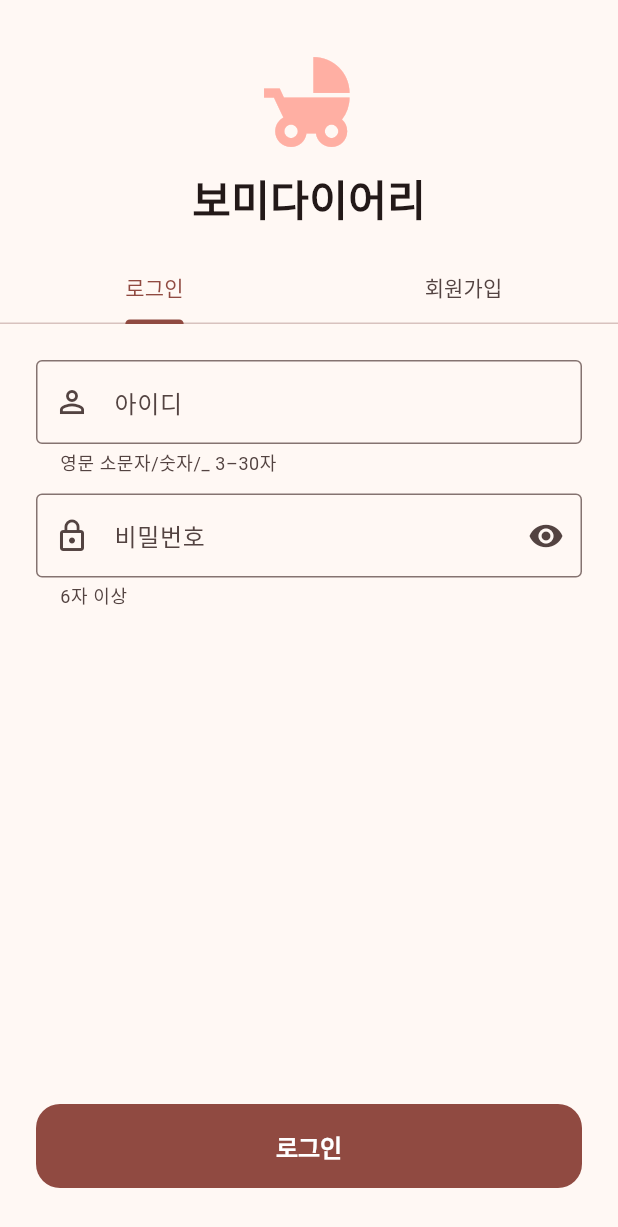
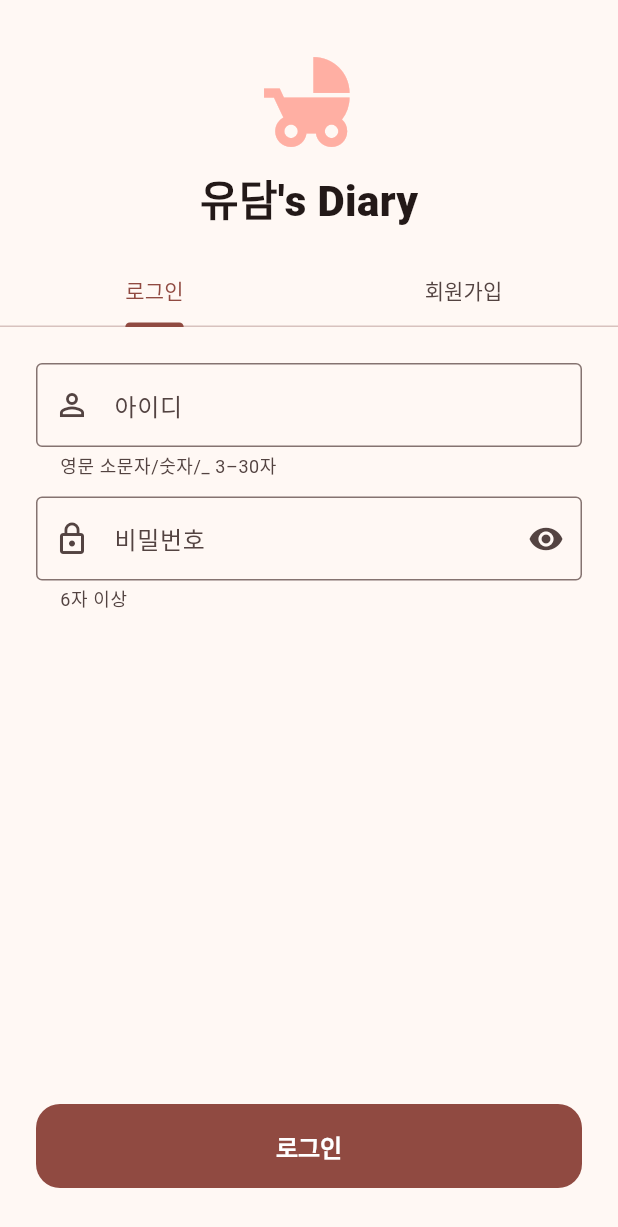
Before and after one commit to jya1park/BodmeDiary, a Flutter app: the screen it shows after launch, on a phone screen of 412 x 824 dp. Shown: the top 1227 px of the screen. Run offline on Flutter 3.47's test engine with Material 3 defaults, Android fonts, the phone set to English and light mode, and no system bars; our stand-ins replace cloud_firestore, cloud_functions, firebase_auth, firebase_core, firebase_crashlytics, fl_chart and 5 more; missing offline and left inert: firebase_app_check; accounts and stored records are empty; Roboto replaces fonts that are missing (NotoSansKR).

Commit message:
로그인 화면 타이틀을 "유담's Diary" 로 변경

```diff
--- a/lib/features/auth/presentation/sign_in_screen.dart
+++ b/lib/features/auth/presentation/sign_in_screen.dart
@@ -33,7 +33,7 @@ class _SignInScreenState extends ConsumerState<SignInScreen>
                 size: 72, color: Color(0xFFFFAFA3)),
             const SizedBox(height: 8),
             const Text(
-              '보미다이어리',
+              "유담's Diary",
               style: TextStyle(fontSize: 28, fontWeight: FontWeight.w800),
             ),
             const SizedBox(height: 16),
```
